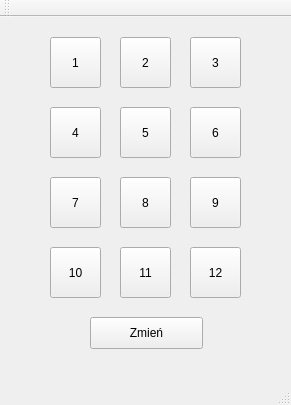
Maknez/CompProject-, file ProjectQT/mainwindow.ui: the form before one commit.
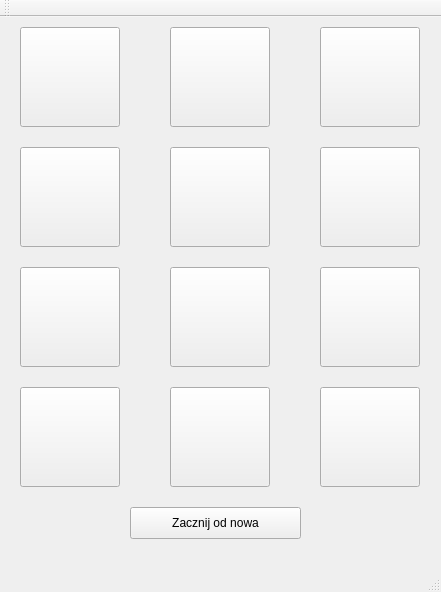
The form after the commit.

```diff
--- a/ProjectQT/mainwindow.ui
+++ b/ProjectQT/mainwindow.ui
@@ -6,181 +6,181 @@
    <rect>
     <x>0</x>
     <y>0</y>
-    <width>291</width>
-    <height>405</height>
+    <width>441</width>
+    <height>592</height>
    </rect>
   </property>
   <property name="windowTitle">
    <string>MainWindow</string>
   </property>
   <widget class="QWidget" name="centralWidget">
-   <widget class="QToolButton" name="toolButton">
-    <property name="geometry">
-     <rect>
-      <x>50</x>
-      <y>20</y>
-      <width>51</width>
-      <height>51</height>
-     </rect>
-    </property>
-    <property name="text">
-     <string>1</string>
-    </property>
-   </widget>
-   <widget class="QToolButton" name="toolButton_2">
-    <property name="geometry">
-     <rect>
-      <x>120</x>
-      <y>20</y>
-      <width>51</width>
-      <height>51</height>
-     </rect>
-    </property>
-    <property name="text">
-     <string>2</string>
-    </property>
-   </widget>
-   <widget class="QToolButton" name="toolButton_3">
-    <property name="geometry">
-     <rect>
-      <x>190</x>
-      <y>20</y>
-      <width>51</width>
-      <height>51</height>
-     </rect>
-    </property>
-    <property name="text">
-     <string>3</string>
-    </property>
-   </widget>
    <widget class="QPushButton" name="pushButton">
     <property name="geometry">
      <rect>
-      <x>90</x>
-      <y>300</y>
-      <width>113</width>
+      <x>20</x>
+      <y>10</y>
+      <width>100</width>
+      <height>100</height>
+     </rect>
+    </property>
+    <property name="text">
+     <string/>
+    </property>
+   </widget>
+   <widget class="QPushButton" name="pushButton_2">
+    <property name="geometry">
+     <rect>
+      <x>170</x>
+      <y>10</y>
+      <width>100</width>
+      <height>100</height>
+     </rect>
+    </property>
+    <property name="text">
+     <string/>
+    </property>
+   </widget>
+   <widget class="QPushButton" name="pushButton_3">
+    <property name="geometry">
+     <rect>
+      <x>320</x>
+      <y>10</y>
+      <width>100</width>
+      <height>100</height>
+     </rect>
+    </property>
+    <property name="text">
+     <string/>
+    </property>
+   </widget>
+   <widget class="QPushButton" name="pushButton_4">
+    <property name="geometry">
+     <rect>
+      <x>20</x>
+      <y>130</y>
+      <width>100</width>
+      <height>100</height>
+     </rect>
+    </property>
+    <property name="text">
+     <string/>
+    </property>
+   </widget>
+   <widget class="QPushButton" name="pushButton_5">
+    <property name="geometry">
+     <rect>
+      <x>170</x>
+      <y>130</y>
+      <width>100</width>
+      <height>100</height>
+     </rect>
+    </property>
+    <property name="text">
+     <string/>
+    </property>
+   </widget>
+   <widget class="QPushButton" name="pushButton_6">
+    <property name="geometry">
+     <rect>
+      <x>320</x>
+      <y>130</y>
+      <width>100</width>
+      <height>100</height>
+     </rect>
+    </property>
+    <property name="text">
+     <string/>
+    </property>
+   </widget>
+   <widget class="QPushButton" name="pushButton_7">
+    <property name="geometry">
+     <rect>
+      <x>20</x>
+      <y>250</y>
+      <width>100</width>
+      <height>100</height>
+     </rect>
+    </property>
+    <property name="text">
+     <string/>
+    </property>
+   </widget>
+   <widget class="QPushButton" name="pushButton_8">
+    <property name="geometry">
+     <rect>
+      <x>170</x>
+      <y>250</y>
+      <width>100</width>
+      <height>100</height>
+     </rect>
+    </property>
+    <property name="text">
+     <string/>
+    </property>
+   </widget>
+   <widget class="QPushButton" name="pushButton_9">
+    <property name="geometry">
+     <rect>
+      <x>320</x>
+      <y>250</y>
+      <width>100</width>
+      <height>100</height>
+     </rect>
+    </property>
+    <property name="text">
+     <string/>
+    </property>
+   </widget>
+   <widget class="QPushButton" name="pushButton_10">
+    <property name="geometry">
+     <rect>
+      <x>20</x>
+      <y>370</y>
+      <width>100</width>
+      <height>100</height>
+     </rect>
+    </property>
+    <property name="text">
+     <string/>
+    </property>
+   </widget>
+   <widget class="QPushButton" name="pushButton_11">
+    <property name="geometry">
+     <rect>
+      <x>170</x>
+      <y>370</y>
+      <width>100</width>
+      <height>100</height>
+     </rect>
+    </property>
+    <property name="text">
+     <string/>
+    </property>
+   </widget>
+   <widget class="QPushButton" name="pushButton_12">
+    <property name="geometry">
+     <rect>
+      <x>320</x>
+      <y>370</y>
+      <width>100</width>
+      <height>100</height>
+     </rect>
+    </property>
+    <property name="text">
+     <string/>
+    </property>
+   </widget>
+   <widget class="QPushButton" name="pushButton_13">
+    <property name="geometry">
+     <rect>
+      <x>130</x>
+      <y>490</y>
+      <width>171</width>
       <height>32</height>
      </rect>
     </property>
     <property name="text">
-     <string>Zmień</string>
-    </property>
-   </widget>
-   <widget class="QToolButton" name="toolButton_4">
-    <property name="geometry">
-     <rect>
-      <x>50</x>
-      <y>90</y>
-      <width>51</width>
-      <height>51</height>
-     </rect>
-    </property>
-    <property name="text">
-     <string>4</string>
-    </property>
-   </widget>
-   <widget class="QToolButton" name="toolButton_5">
-    <property name="geometry">
-     <rect>
-      <x>120</x>
-      <y>90</y>
-      <width>51</width>
-      <height>51</height>
-     </rect>
-    </property>
-    <property name="text">
-     <string>5</string>
-    </property>
-   </widget>
-   <widget class="QToolButton" name="toolButton_6">
-    <property name="geometry">
-     <rect>
-      <x>190</x>
-      <y>90</y>
-      <width>51</width>
-      <height>51</height>
-     </rect>
-    </property>
-    <property name="text">
-     <string>6</string>
-    </property>
-   </widget>
-   <widget class="QToolButton" name="toolButton_7">
-    <property name="geometry">
-     <rect>
-      <x>50</x>
-      <y>160</y>
-      <width>51</width>
-      <height>51</height>
-     </rect>
-    </property>
-    <property name="text">
-     <string>7</string>
-    </property>
-   </widget>
-   <widget class="QToolButton" name="toolButton_8">
-    <property name="geometry">
-     <rect>
-      <x>120</x>
-      <y>160</y>
-      <width>51</width>
-      <height>51</height>
-     </rect>
-    </property>
-    <property name="text">
-     <string>8</string>
-    </property>
-   </widget>
-   <widget class="QToolButton" name="toolButton_9">
-    <property name="geometry">
-     <rect>
-      <x>190</x>
-      <y>160</y>
-      <width>51</width>
-      <height>51</height>
-     </rect>
-    </property>
-    <property name="text">
-     <string>9</string>
-    </property>
-   </widget>
-   <widget class="QToolButton" name="toolButton_10">
-    <property name="geometry">
-     <rect>
-      <x>50</x>
-      <y>230</y>
-      <width>51</width>
-      <height>51</height>
-     </rect>
-    </property>
-    <property name="text">
-     <string>10</string>
-    </property>
-   </widget>
-   <widget class="QToolButton" name="toolButton_11">
-    <property name="geometry">
-     <rect>
-      <x>120</x>
-      <y>230</y>
-      <width>51</width>
-      <height>51</height>
-     </rect>
-    </property>
-    <property name="text">
-     <string>11</string>
-    </property>
-   </widget>
-   <widget class="QToolButton" name="toolButton_12">
-    <property name="geometry">
-     <rect>
-      <x>190</x>
-      <y>230</y>
-      <width>51</width>
-      <height>51</height>
-     </rect>
-    </property>
-    <property name="text">
-     <string>12</string>
+     <string>Zacznij od nowa</string>
     </property>
    </widget>
   </widget>
```
Left out of the diff: 2 changed lines with no effect on the pictures.
